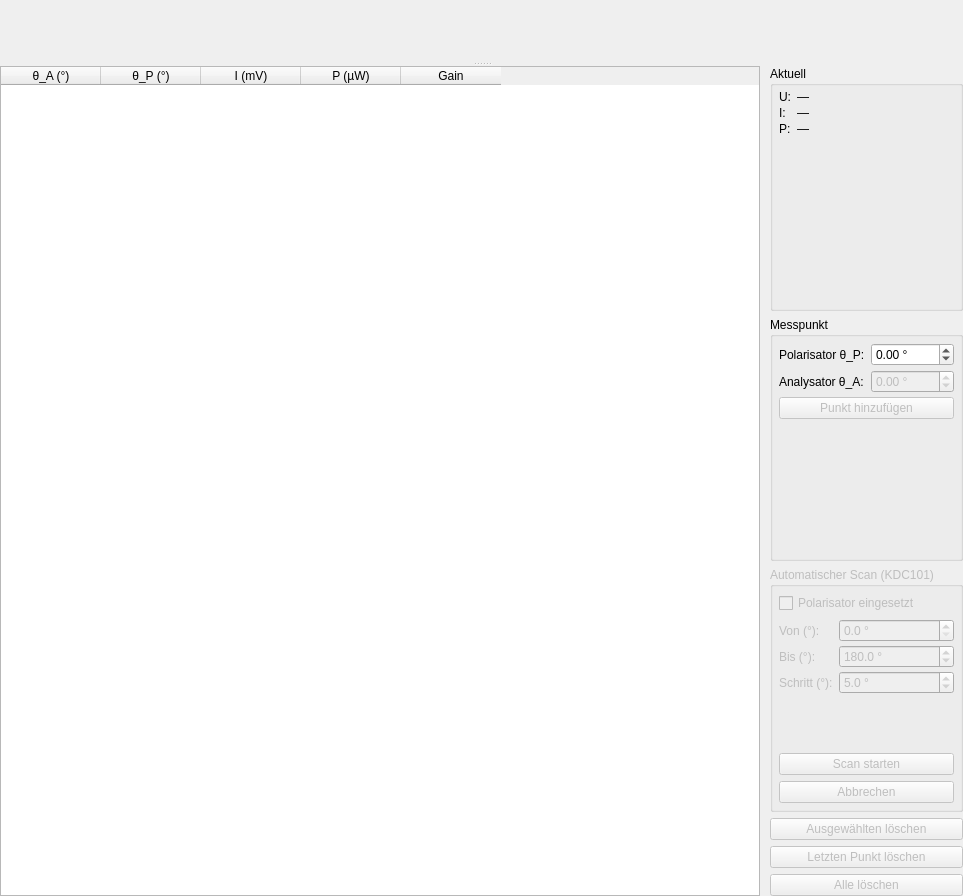
Before: the Qt Designer form polarisation_ui/pyqt/malus_tab.ui in cckssr/polarisation-ui, drawn with Qt 5.
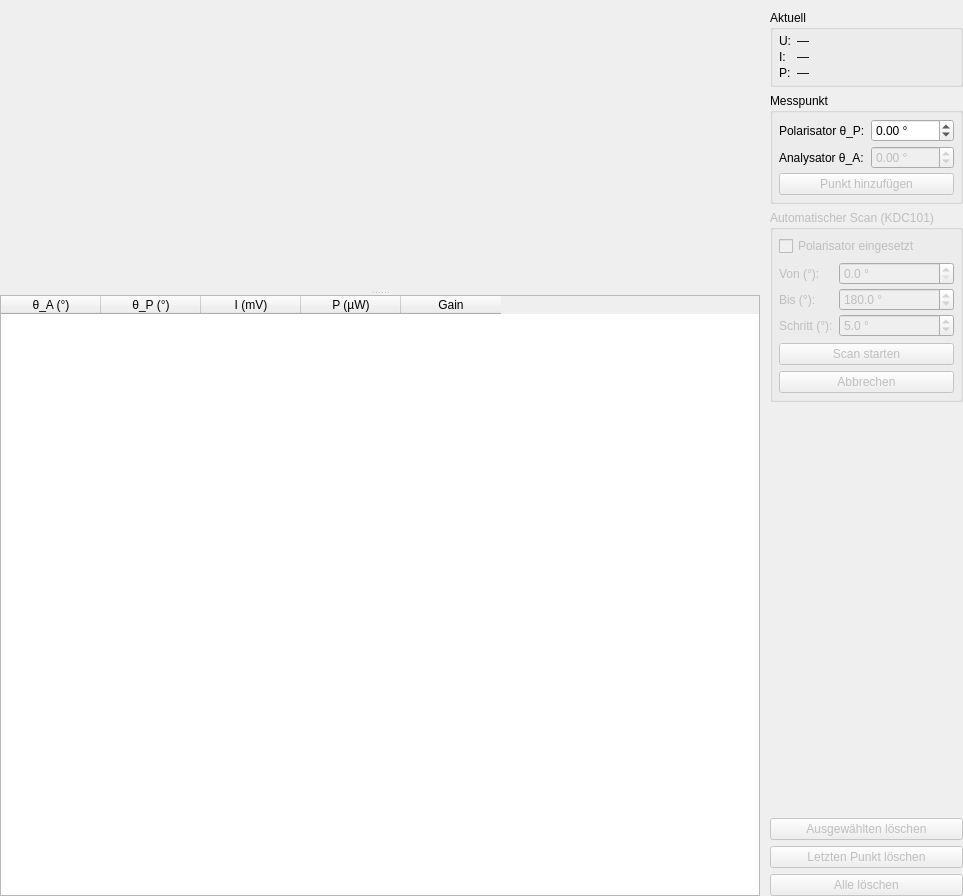
After: the same form once the commit is applied. Custom widgets are drawn as their Qt base class.

The edit to the form file:
```diff
--- a/polarisation_ui/pyqt/malus_tab.ui
+++ b/polarisation_ui/pyqt/malus_tab.ui
@@ -10,7 +10,7 @@
     <height>896</height>
    </rect>
   </property>
-  <layout class="QGridLayout" name="gridLayout">
+  <layout class="QGridLayout" name="gridLayout" columnstretch="1,0">
    <property name="leftMargin">
     <number>0</number>
    </property>
@@ -28,11 +28,21 @@
      <property name="orientation">
       <enum>Qt::Orientation::Vertical</enum>
      </property>
-     <widget class="MalusCurvePlot" name="malusCurvePlot" native="true"/>
-     <widget class="QWidget" name="horizontalLayoutWidget">
-      <layout class="QHBoxLayout" name="horizontalLayout_2" stretch="1,0">
-       <item>
-        <widget class="QTableWidget" name="pointsTable">
+     <widget class="MalusCurvePlot" name="malusCurvePlot" native="true">
+      <property name="sizePolicy">
+       <sizepolicy hsizetype="Preferred" vsizetype="Expanding">
+        <horstretch>0</horstretch>
+        <verstretch>3</verstretch>
+       </sizepolicy>
+      </property>
+     </widget>
+     <widget class="QTableWidget" name="tablePoints">
+      <property name="sizePolicy">
+       <sizepolicy hsizetype="Expanding" vsizetype="Expanding">
+        <horstretch>0</horstretch>
+        <verstretch>1</verstretch>
+       </sizepolicy>
+      </property>
          <property name="minimumSize">
           <size>
            <width>0</width>
@@ -77,9 +87,18 @@
           </property>
          </column>
         </widget>
-       </item>
-       <item>
-        <layout class="QVBoxLayout" name="rightLayout">
+    </widget>
+   </item>
+   <item row="0" column="1">
+    <widget class="QScrollArea" name="scrollSide">
+     <property name="frameShape">
+      <enum>QFrame::Shape::NoFrame</enum>
+     </property>
+     <property name="widgetResizable">
+      <bool>true</bool>
+     </property>
+     <widget class="QWidget" name="contentSide">
+      <layout class="QVBoxLayout" name="layoutSide">
          <property name="spacing">
           <number>6</number>
          </property>
@@ -96,7 +115,7 @@
           <number>0</number>
          </property>
          <item>
-          <widget class="QGroupBox" name="gbLive">
+        <widget class="QGroupBox" name="groupLive">
            <property name="title">
             <string>Aktuell</string>
            </property>
@@ -162,7 +181,7 @@
           </widget>
          </item>
          <item>
-          <widget class="QGroupBox" name="gbEntry">
+        <widget class="QGroupBox" name="groupEntry">
            <property name="title">
             <string>Messpunkt</string>
            </property>
@@ -266,7 +285,7 @@
           </widget>
          </item>
          <item>
-          <widget class="QGroupBox" name="gbSweep">
+        <widget class="QGroupBox" name="groupSweep">
            <property name="enabled">
             <bool>false</bool>
            </property>
@@ -423,7 +442,23 @@
           </widget>
          </item>
          <item>
-          <widget class="QPushButton" name="btnDeleteSelected">
+        <spacer name="verticalSpacer">
+         <property name="orientation">
+          <enum>Qt::Orientation::Vertical</enum>
+         </property>
+         <property name="sizeType">
+          <enum>QSizePolicy::Policy::Expanding</enum>
+         </property>
+         <property name="sizeHint" stdset="0">
+          <size>
+           <width>20</width>
+           <height>10</height>
+          </size>
+         </property>
+        </spacer>
+       </item>
+       <item>
+        <widget class="QPushButton" name="buttonDeleteSelected">
            <property name="enabled">
             <bool>false</bool>
            </property>
@@ -460,8 +495,6 @@
             <string>Alle löschen</string>
            </property>
           </widget>
-         </item>
-        </layout>
        </item>
       </layout>
      </widget>
```
Left out of the diff: 34 changed lines with no effect on the pictures. Lines whose indentation alone changed are shown as unchanged.
